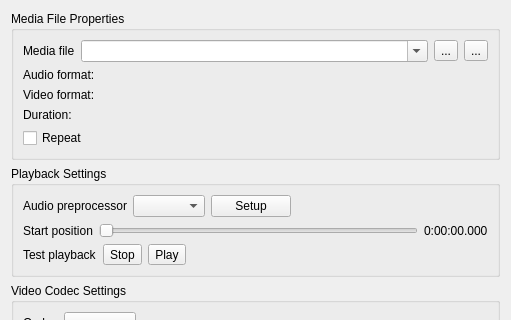
Old version of the form Client/qtTeamTalk/streammediafile.ui in the repository BearWare/TeamTalk5; both pictures show x 0 to 511 and y 0 to 320 of the 511 by 523 pixel window.
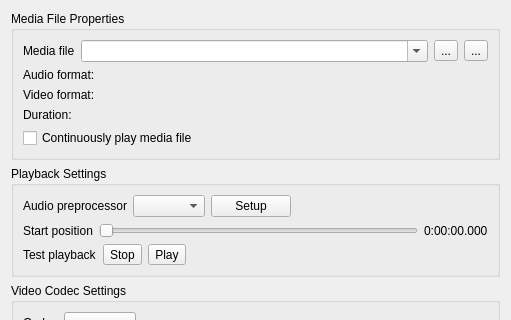
New version of the form. Icons and pictures are not drawn.

Commit message: Revert 'Repeat' to 'Continuously &amp;play media file'

What changed in the file:
```diff
--- a/Client/qtTeamTalk/streammediafile.ui
+++ b/Client/qtTeamTalk/streammediafile.ui
@@ -119,7 +119,7 @@
       <item>
        <widget class="QCheckBox" name="loopChkBox">
         <property name="text">
-         <string>Repeat</string>
+         <string>Continuously play media file</string>
         </property>
        </widget>
       </item>
```
Left out of the diff: 12 changed lines with no effect on the pictures. The commit also changes 2 other files.
